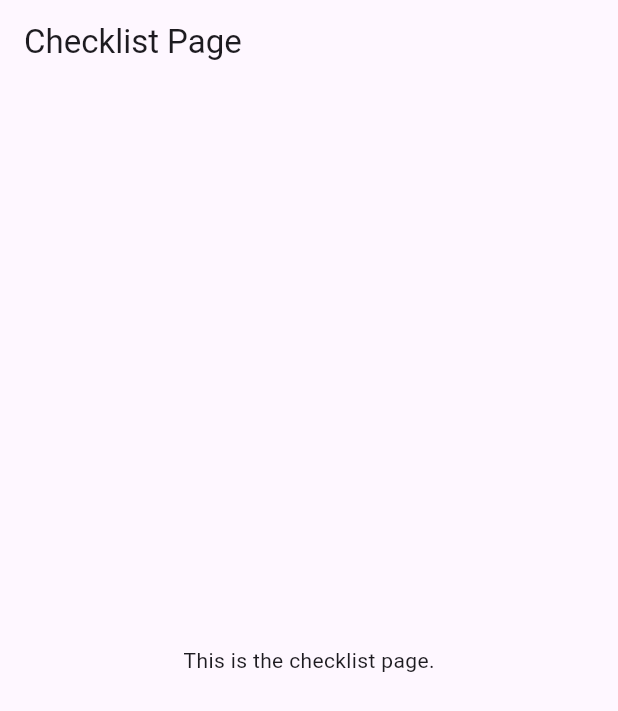
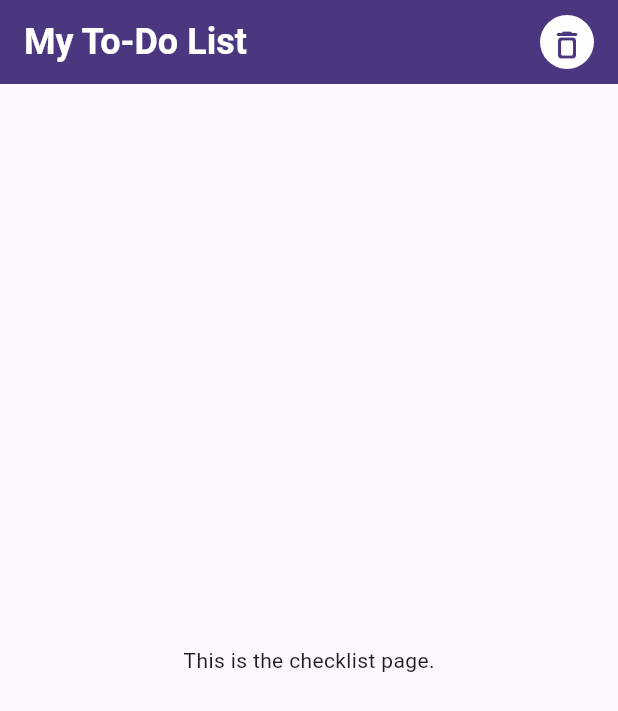
Before and after one commit to jeeesher/checklist_to_do_app, a Flutter app: the screen it shows after launch, on a phone screen of 412 x 824 dp. Shown: the top 711 px of the screen. Run offline on Flutter 3.47's test engine with Material 3 defaults, Android fonts, the phone set to English and light mode, and no system bars.

Commit message:
Added app bar

```diff
--- a/lib/module/main/presentation/checklist.page.dart
+++ b/lib/module/main/presentation/checklist.page.dart
@@ -7,16 +7,36 @@ class ChecklistPage extends StatelessWidget {
   Widget build(BuildContext context) {
     return Scaffold(
       appBar: AppBar(
-        title: const Text('Checklist Page'),
+        backgroundColor: Color(0xFF4A3780),
+        title: const Text('My To-Do List',
+            style: TextStyle(
+              fontSize: 24,
+              fontWeight: FontWeight.bold,
+              color: Colors.white
+            )),
+        actions: [
+          Container(
+            margin: const EdgeInsets.all(10),
+            decoration: BoxDecoration(
+              shape: BoxShape.circle,
+              color: Colors.white,
+            ),
+            child: IconButton(
+              icon: const Icon(Icons.delete_outline_rounded, color: Color(0xFF4A3780)),
+              onPressed: () {
+                ScaffoldMessenger.of(context).showSnackBar(
+                  const SnackBar(content: Text('All tasks cleared!')),
+                );
+              },
+              tooltip: 'Clear All Tasks',
+            ),
+          ),
+        ],
       ),
       body: Center(
         child: Column(
           mainAxisAlignment: MainAxisAlignment.center,
-          children: <Widget>[
-            const Text(
-              'This is the checklist page.',
-            ),
-          ],
+          children: <Widget>[const Text('This is the checklist page.')],
         ),
       ),
     );
```
